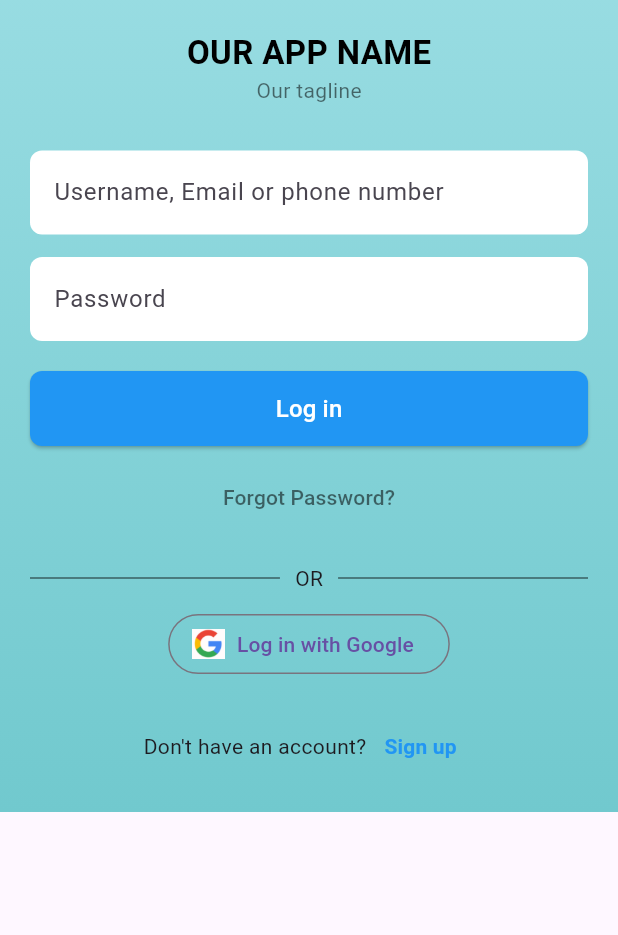
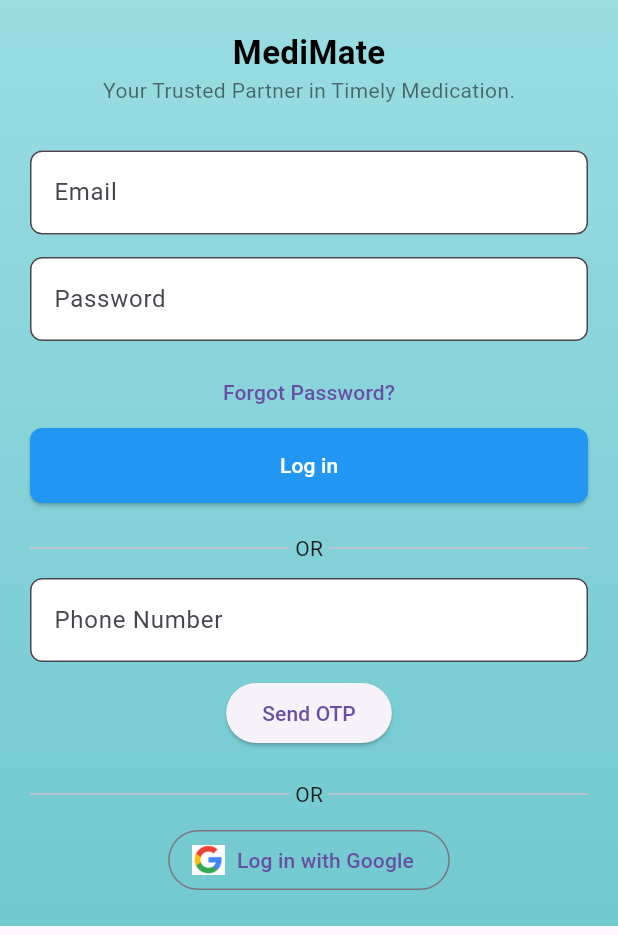
Before and after one commit to SohamGurav10/EYIC-2024-25, a Flutter app: the screen it shows after launch, on a phone screen of 412 x 824 dp, the part 301-1236 px from its top. Run offline on Flutter 3.47's test engine with Material 3 defaults, Android fonts, the phone set to English and light mode, and no system bars; our stand-ins replace firebase_auth, firebase_core, google_sign_in; accounts and stored records are empty.

Commit message:
Integrated Firebase Authentication (Email Id and Password login)

```diff
--- a/lib/login_page.dart
+++ /dev/null
@@ -1,174 +0,0 @@
-import 'package:flutter/material.dart';
-
-class LoginScreen extends StatelessWidget {
-  const LoginScreen({super.key});
-
-  @override
-  Widget build(BuildContext context) {
-    // Controllers for input fields
-    TextEditingController emailController = TextEditingController();
-    TextEditingController passwordController = TextEditingController();
-
-    return Scaffold(
-      body: Container(
-        width: double.infinity,
-        decoration: const BoxDecoration(
-          gradient: LinearGradient(
-            colors: [Color(0xFFA6E3E9), Color(0xFF71C9CE)],
-            begin: Alignment.topCenter,
-            end: Alignment.bottomCenter,
-          ),
-        ),
-        child: SingleChildScrollView(
-          padding: const EdgeInsets.all(20),
-          child: Column(
-            mainAxisAlignment: MainAxisAlignment.center,
-            children: [
-              const SizedBox(height: 80),
-
-              // Logo
-              CircleAvatar(
-                radius: 50,
-                backgroundColor: Colors.white,
-                backgroundImage:
-                    AssetImage("assets/logo.png"), // Update with your logo
-              ),
-
-              const SizedBox(height: 20),
-
-              // App Name
-              const Text(
-                "OUR APP NAME",
-                style: TextStyle(
-                  fontSize: 22,
-                  fontWeight: FontWeight.bold,
-                  color: Colors.black,
-                ),
-              ),
-
-              const Text(
-                "Our tagline",
-                style: TextStyle(
-                  fontSize: 14,
-                  color: Colors.black54,
-                ),
-              ),
-
-              const SizedBox(height: 30),
-
-              // Email/Username Field
-              TextField(
-                controller: emailController,
-                decoration: InputDecoration(
-                  filled: true,
-                  fillColor: Colors.white,
-                  hintText: "Username, Email or phone number",
-                  border: OutlineInputBorder(
-                    borderRadius: BorderRadius.circular(8),
-                    borderSide: BorderSide.none,
-                  ),
-                ),
-              ),
-
-              const SizedBox(height: 15),
-
-              // Password Field
-              TextField(
-                controller: passwordController,
-                obscureText: true,
-                decoration: InputDecoration(
-                  filled: true,
-                  fillColor: Colors.white,
-                  hintText: "Password",
-                  border: OutlineInputBorder(
-                    borderRadius: BorderRadius.circular(8),
-                    borderSide: BorderSide.none,
-                  ),
-                ),
-              ),
-
-              const SizedBox(height: 20),
-
-              // Login Button
-              ElevatedButton(
-                style: ElevatedButton.styleFrom(
-                  backgroundColor: Colors.blue,
-                  minimumSize: const Size(double.infinity, 50),
-                  shape: RoundedRectangleBorder(
-                    borderRadius: BorderRadius.circular(8),
-                  ),
-                ),
-                onPressed: () {
-                  Navigator.pushNamed(context, '/home');
-                },
-                child: const Text(
-                  "Log in",
-                  style: TextStyle(
-                    fontSize: 16,
-                    color: Colors.white,
-                  ),
-                ),
-              ),
-
-              const SizedBox(height: 10),
-
-              // Forgot Password
-              TextButton(
-                onPressed: () {},
-                child: const Text(
-                  "Forgot Password?",
-                  style: TextStyle(color: Colors.black54),
-                ),
-              ),
-
-              const SizedBox(height: 20),
-
-              // OR Divider
-              Row(
-                children: [
-                  Expanded(child: Divider(color: Colors.black54)),
-                  const Padding(
-                    padding: EdgeInsets.symmetric(horizontal: 10),
-                    child: Text("OR"),
-                  ),
-                  Expanded(child: Divider(color: Colors.black54)),
-                ],
-              ),
-
-              const SizedBox(height: 10),
-
-              // Google Login Button
-              OutlinedButton.icon(
-                onPressed: () {
-                  Navigator.pushNamed(context, '/home');
-                },
-                icon: Image.asset("assets/google_icon.png", height: 20),
-                label: const Text("Log in with Google"),
-              ),
-
-              const SizedBox(height: 20),
-
-              // Sign Up Link
-              Row(
-                mainAxisAlignment: MainAxisAlignment.center,
-                children: [
-                  const Text("Don't have an account?"),
-                  TextButton(
-                    onPressed: () {},
-                    child: const Text(
-                      "Sign up",
-                      style: TextStyle(
-                        color: Colors.blue,
-                        fontWeight: FontWeight.bold,
-                      ),
-                    ),
-                  ),
-                ],
-              ),
-            ],
-          ),
-        ),
-      ),
-    );
-  }
-}
--- a/lib/home_page.dart
+++ b/lib/pages/home_page.dart
@@ -1,6 +1,6 @@
 import 'package:flutter/material.dart';
 import 'profile_sidebar.dart';
-import 'package:medicine_dispenser/additional_settings_page.dart';
+import 'package:medicine_dispenser/pages/additional_settings_page.dart';
 
 class HomeScreen extends StatelessWidget {
   const HomeScreen({super.key});
--- /dev/null
+++ b/lib/pages/login_screen.dart
@@ -0,0 +1,285 @@
+import 'package:flutter/material.dart';
+import 'package:firebase_auth/firebase_auth.dart';
+import 'package:google_sign_in/google_sign_in.dart';
+import 'package:medicine_dispenser/pages/home_page.dart';
+import 'package:medicine_dispenser/services/auth_service.dart';
+
+class LoginScreen extends StatefulWidget {
+  const LoginScreen({super.key});
+
+  @override
+  _LoginScreenState createState() => _LoginScreenState();
+}
+
+class _LoginScreenState extends State<LoginScreen> {
+  final TextEditingController emailController = TextEditingController();
+  final TextEditingController passwordController = TextEditingController();
+  final TextEditingController phoneController = TextEditingController();
+  final TextEditingController otpController = TextEditingController();
+  final AuthService _authService = AuthService();
+
+  String? errorMessage;
+  bool isLoading = false;
+  bool isPhoneAuthRequested = false;
+  String verificationId = "";
+
+  // 🔹 Email/Password Login
+  Future<void> signInWithEmail() async {
+    if (emailController.text.isEmpty || passwordController.text.isEmpty) {
+      setState(() => errorMessage = "Email and password cannot be empty");
+      return;
+    }
+
+    setState(() => isLoading = true);
+
+    final String? error = await _authService.signInWithEmail(
+      emailController.text.trim(),
+      passwordController.text.trim(),
+    );
+
+    if (error == null) {
+      Navigator.pushReplacement(
+        context,
+        MaterialPageRoute(builder: (context) => const HomeScreen()),
+      );
+    } else {
+      setState(() {
+        errorMessage = error;
+        isLoading = false;
+      });
+    }
+  }
+
+  // 🔹 Google Sign-In
+  Future<void> signInWithGoogle() async {
+    setState(() => isLoading = true);
+
+    try {
+      final GoogleSignInAccount? googleUser = await GoogleSignIn().signIn();
+      if (googleUser == null) {
+        setState(() => isLoading = false);
+        return;
+      }
+
+      final GoogleSignInAuthentication googleAuth = await googleUser.authentication;
+      final OAuthCredential credential = GoogleAuthProvider.credential(
+        accessToken: googleAuth.accessToken,
+        idToken: googleAuth.idToken,
+      );
+
+      await FirebaseAuth.instance.signInWithCredential(credential);
+      Navigator.pushReplacement(
+        context,
+        MaterialPageRoute(builder: (context) => const HomeScreen()),
+      );
+    } catch (e) {
+      setState(() {
+        errorMessage = "Google Sign-In failed.";
+        isLoading = false;
+      });
+    }
+  }
+
+  // 🔹 Phone Authentication (OTP)
+  Future<void> sendOTP() async {
+    if (phoneController.text.isEmpty) {
+      setState(() => errorMessage = "Phone number cannot be empty");
+      return;
+    }
+
+    setState(() => isLoading = true);
+
+    await FirebaseAuth.instance.verifyPhoneNumber(
+      phoneNumber: phoneController.text.trim(),
+      verificationCompleted: (PhoneAuthCredential credential) async {
+        await FirebaseAuth.instance.signInWithCredential(credential);
+        Navigator.pushReplacement(
+          context,
+          MaterialPageRoute(builder: (context) => const HomeScreen()),
+        );
+      },
+      verificationFailed: (FirebaseAuthException e) {
+        setState(() {
+          errorMessage = e.message;
+          isLoading = false;
+        });
+      },
+      codeSent: (String verificationId, int? resendToken) {
+        setState(() {
+          this.verificationId = verificationId;
+          isPhoneAuthRequested = true;
+          isLoading = false;
+        });
+      },
+      codeAutoRetrievalTimeout: (String verificationId) {},
+    );
+  }
+
+  // 🔹 Verify OTP
+  Future<void> verifyOTP() async {
+    if (otpController.text.isEmpty) {
+      setState(() => errorMessage = "Please enter the OTP");
+      return;
+    }
+
+    setState(() => isLoading = true);
+
+    try {
+      PhoneAuthCredential credential = PhoneAuthProvider.credential(
+        verificationId: verificationId,
+        smsCode: otpController.text.trim(),
+      );
+
+      await FirebaseAuth.instance.signInWithCredential(credential);
+      Navigator.pushReplacement(
+        context,
+        MaterialPageRoute(builder: (context) => const HomeScreen()),
+      );
+    } catch (e) {
+      setState(() {
+        errorMessage = "Invalid OTP. Please try again.";
+        isLoading = false;
+      });
+    }
+  }
+
+  @override
+  Widget build(BuildContext context) {
+    return Scaffold(
+      body: Container(
+        width: double.infinity,
+        decoration: const BoxDecoration(
+          gradient: LinearGradient(
+            colors: [Color(0xFFA6E3E9), Color(0xFF71C9CE)],
+            begin: Alignment.topCenter,
+            end: Alignment.bottomCenter,
+          ),
+        ),
+        child: SingleChildScrollView(
+          padding: const EdgeInsets.all(20),
+          child: Column(
+            mainAxisAlignment: MainAxisAlignment.center,
+            children: [
+              const SizedBox(height: 80),
+
+              // 🔹 App Logo
+              CircleAvatar(
+                radius: 50,
+                backgroundColor: Colors.white,
+                backgroundImage: AssetImage("assets/logo.png"),
+              ),
+
+              const SizedBox(height: 20),
+
+              // 🔹 App Tagline
+              const Text("MediMate",
+                  style: TextStyle(fontSize: 22, fontWeight: FontWeight.bold, color: Colors.black)),
+              const Text("Your Trusted Partner in Timely Medication.",
+                  style: TextStyle(fontSize: 14, color: Colors.black54)),
+
+              const SizedBox(height: 30),
+
+              // 🔹 Email Field
+              TextField(
+                controller: emailController,
+                decoration: InputDecoration(
+                  filled: true,
+                  fillColor: Colors.white,
+                  hintText: "Email",
+                  border: OutlineInputBorder(borderRadius: BorderRadius.circular(8)),
+                ),
+              ),
+
+              const SizedBox(height: 15),
+
+              // 🔹 Password Field
+              TextField(
+                controller: passwordController,
+                obscureText: true,
+                decoration: InputDecoration(
+                  filled: true,
+                  fillColor: Colors.white,
+                  hintText: "Password",
+                  border: OutlineInputBorder(borderRadius: BorderRadius.circular(8)),
+                ),
+              ),
+
+              const SizedBox(height: 10),
+
+              TextButton(onPressed: () {}, child: const Text("Forgot Password?")),
+
+              // 🔹 Login Button
+              ElevatedButton(
+                style: ElevatedButton.styleFrom(
+                  backgroundColor: Colors.blue,
+                  minimumSize: const Size(double.infinity, 50),
+                  shape: RoundedRectangleBorder(borderRadius: BorderRadius.circular(8)),
+                ),
+                onPressed: isLoading ? null : signInWithEmail,
+                child: isLoading
+                    ? CircularProgressIndicator(color: Colors.white)
+                    : const Text("Log in", style: TextStyle(color: Colors.white)),
+              ),
+
+              const SizedBox(height: 20),
+
+              // 🔹 OR Divider
+              Row(children: [Expanded(child: Divider()), const Text(" OR "), Expanded(child: Divider())]),
+
+              const SizedBox(height: 10),
+
+              // 🔹 Phone Authentication Section
+              TextField(
+                controller: phoneController,
+                keyboardType: TextInputType.phone,
+                decoration: InputDecoration(
+                  filled: true,
+                  fillColor: Colors.white,
+                  hintText: "Phone Number",
+                  border: OutlineInputBorder(borderRadius: BorderRadius.circular(8)),
+                ),
+              ),
+
+              const SizedBox(height: 10),
+
+              ElevatedButton(
+                onPressed: isLoading ? null : sendOTP,
+                child: const Text("Send OTP"),
+              ),
+
+              if (isPhoneAuthRequested) ...[
+                const SizedBox(height: 10),
+                TextField(
+                  controller: otpController,
+                  keyboardType: TextInputType.number,
+                  decoration: InputDecoration(
+                    filled: true,
+                    fillColor: Colors.white,
+                    hintText: "Enter OTP",
+                    border: OutlineInputBorder(borderRadius: BorderRadius.circular(8)),
+                  ),
+                ),
+                const SizedBox(height: 10),
+                ElevatedButton(onPressed: isLoading ? null : verifyOTP, child: const Text("Verify OTP")),
+              ],
+
+              const SizedBox(height: 20),
+
+              // 🔹 OR Divider
+              Row(children: [Expanded(child: Divider()), const Text(" OR "), Expanded(child: Divider())]),
+
+              const SizedBox(height: 10),
+
+              // 🔹 Google Sign-In
+              OutlinedButton.icon(
+                onPressed: isLoading ? null : signInWithGoogle,
+                icon: Image.asset("assets/google_icon.png", height: 20),
+                label: const Text("Log in with Google"),
+              ),
+            ],
+          ),
+        ),
+      ),
+    );
+  }
+}
--- a/lib/pill_details_screen.dart
+++ b/lib/pages/pill_details_screen.dart
@@ -1,5 +1,5 @@
 import 'package:flutter/material.dart';
-import 'package:medicine_dispenser/pill_reload_page.dart';
+import 'package:medicine_dispenser/pages/pill_reload_page.dart';
 
 class PillDetailsScreen extends StatelessWidget {
   const PillDetailsScreen({super.key});
--- a/pubspec.yaml
+++ b/pubspec.yaml
@@ -39,6 +39,7 @@ dependencies:
   cloud_firestore: ^5.6.3
   firebase_database: ^11.3.2
   firebase_auth: ^5.4.2
+  google_sign_in: ^6.2.2
 
 dev_dependencies:
   flutter_test:
```
Also changed, not shown: lib/main.dart (+4 -4 lines), lib/services/auth_service.dart (added, +79 -0 lines), lib/pages/add_new_pill.dart (renamed from lib/add_new_pill.dart), lib/pages/additional_settings_page.dart (renamed from lib/additional_settings_page.dart), lib/pages/pill_reload_page.dart (renamed from lib/pill_reload_page.dart), lib/pages/profile_sidebar.dart (renamed from lib/profile_sidebar.dart), pubspec.lock, 2 other files.
